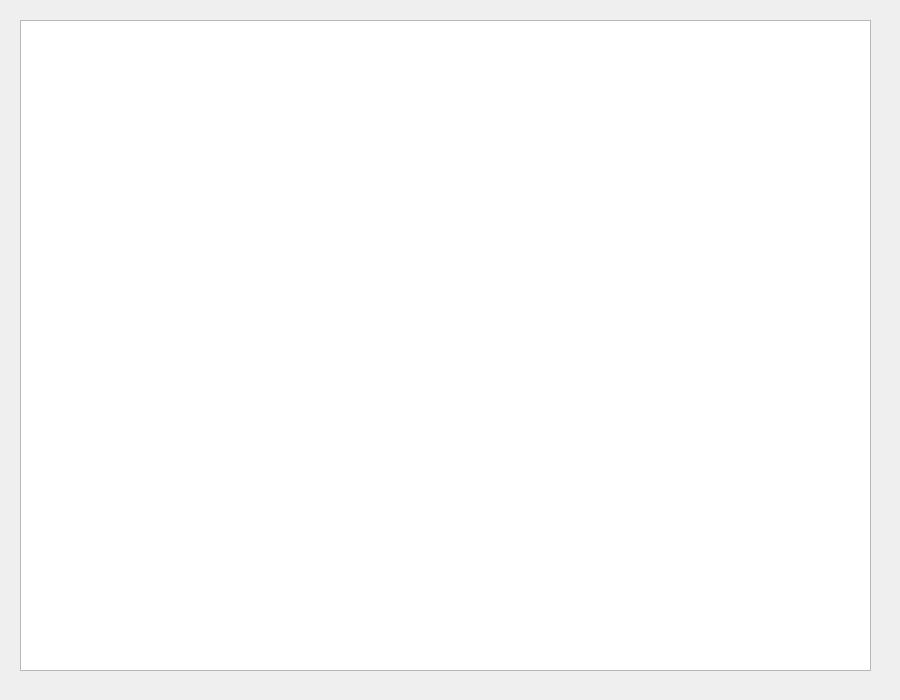
The window that forms/MainWidget.ui (pr1kol2005/box-with-molecules) describes before a commit, drawn with Qt 5.
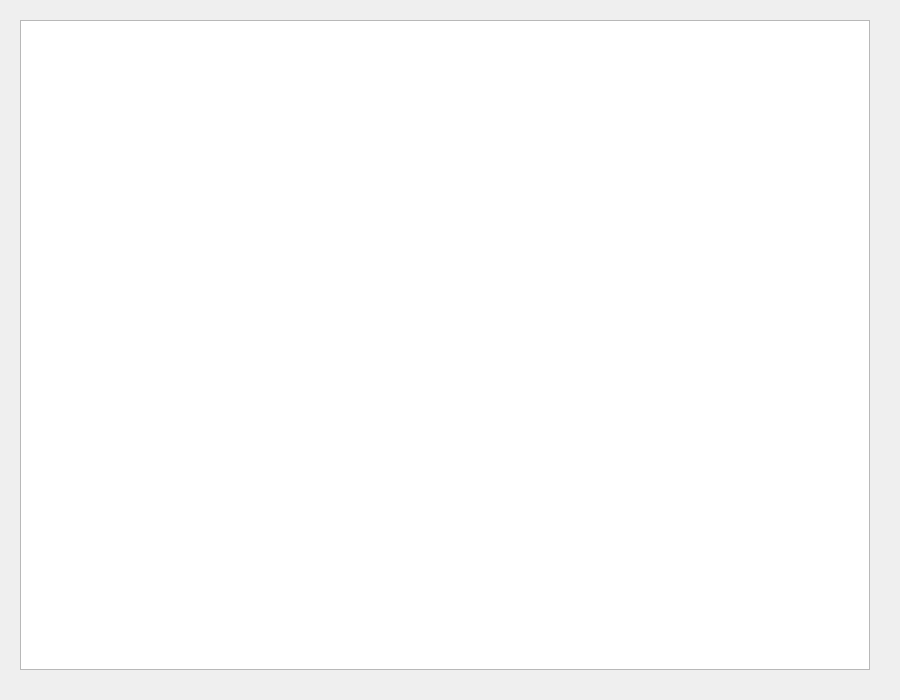
The same window after the commit.

Commit message: changed inital graphics view size

```diff
--- a/forms/MainWidget.ui
+++ b/forms/MainWidget.ui
@@ -18,8 +18,8 @@
     <rect>
      <x>20</x>
      <y>20</y>
-     <width>851</width>
-     <height>651</height>
+     <width>850</width>
+     <height>650</height>
     </rect>
    </property>
   </widget>
```
